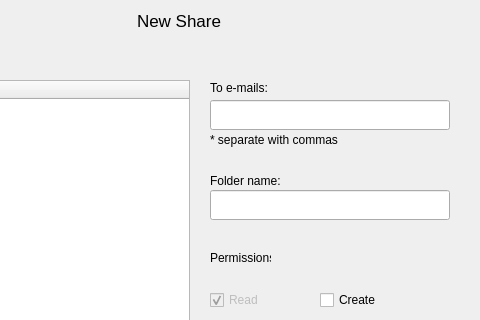
The window that pCloud/sharefolderwindow.ui (pcloudcom/pfs-gui) describes before a commit, drawn with Qt 5; both pictures show x 120 to 600 and y 0 to 320 of the 600 by 500 pixel window.
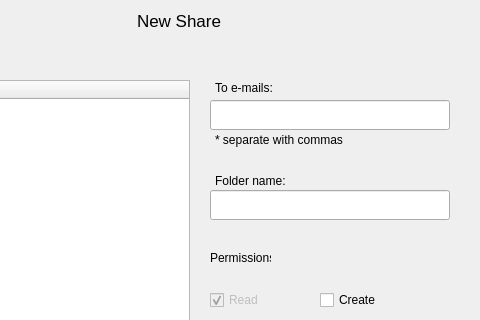
The same window after the commit.

What changed in the file:
```diff
--- a/pCloud/sharefolderwindow.ui
+++ b/pCloud/sharefolderwindow.ui
@@ -45,7 +45,7 @@
    <widget class="QLabel" name="label_2">
     <property name="geometry">
      <rect>
-      <x>330</x>
+      <x>335</x>
       <y>80</y>
       <width>131</width>
       <height>16</height>
@@ -168,7 +168,7 @@
    <widget class="QLabel" name="label_3">
     <property name="geometry">
      <rect>
-      <x>330</x>
+      <x>335</x>
       <y>170</y>
       <width>81</width>
       <height>21</height>
@@ -193,7 +193,7 @@
      <rect>
       <x>257</x>
       <y>10</y>
-      <width>85</width>
+      <width>91</width>
       <height>21</height>
      </rect>
     </property>
@@ -222,9 +222,9 @@
    <widget class="QLabel" name="label_6">
     <property name="geometry">
      <rect>
-      <x>330</x>
+      <x>335</x>
       <y>130</y>
-      <width>241</width>
+      <width>231</width>
       <height>20</height>
      </rect>
     </property>
```
